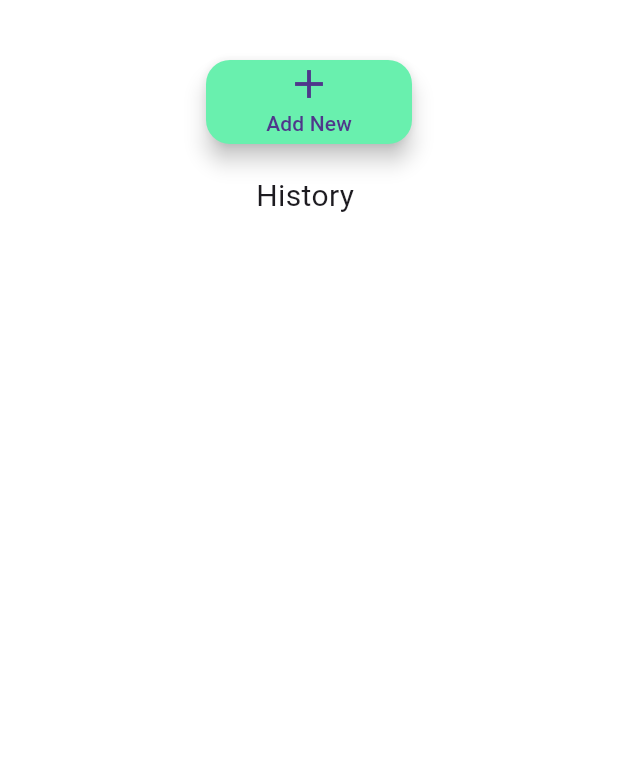
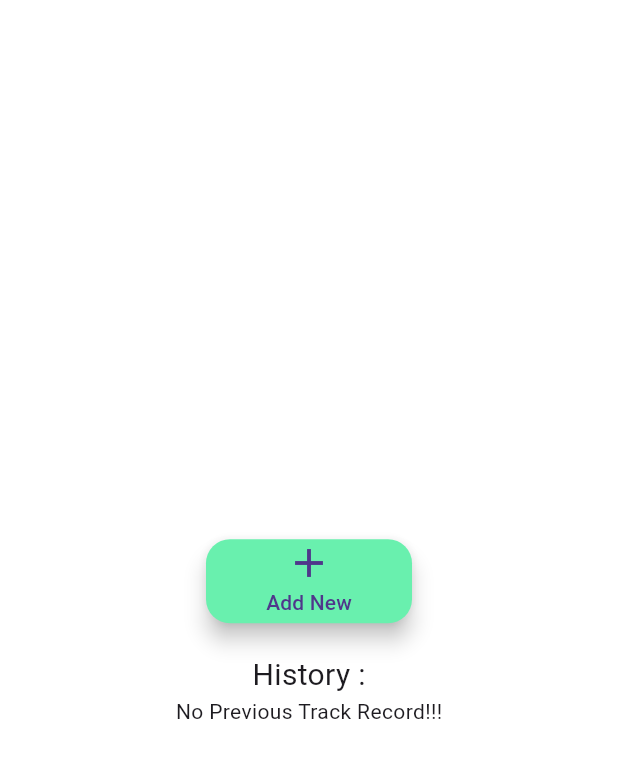
Before and after one commit to JAGUAR93/Map-Distance-Poly, a Flutter app: the screen it shows after launch, on a phone screen of 412 x 824 dp. Shown: the top 758 px of the screen. Run offline on Flutter 3.47's test engine with Material 3 defaults, Android fonts, the phone set to English and light mode, and no system bars; our stand-ins replace geolocator, google_maps_flutter, sqflite, stop_watch_timer; accounts and stored records are empty.

Commit message:
UP:poly color

```diff
--- a/lib/main.dart
+++ b/lib/main.dart
@@ -117,7 +117,11 @@ class _HomeState extends State<Home> {
       backgroundColor: Colors.white,
       body: Padding(
         padding: const EdgeInsets.all(20.0),
-        child: Column(children: [
+        child: Center(
+          child: Column(
+              mainAxisAlignment: MainAxisAlignment.center,
+              crossAxisAlignment: CrossAxisAlignment.center,
+              children: [
                 SizedBox(
                   height: 20,
                 ),
@@ -154,10 +158,12 @@ class _HomeState extends State<Home> {
                   height: 20,
                 ),
                 Text(
-            "History ",
+                  "History :",
                   style: TextStyle(fontSize: 20),
                 ),
-          Expanded(
+                _cards.isEmpty
+                    ? Text("No Previous Track Record!!!")
+                    : Expanded(
                         // height: 300,
                         child: ListView.builder(
                             scrollDirection: Axis.vertical,
@@ -175,13 +181,18 @@ class _HomeState extends State<Home> {
                                     child: Column(
                                       children: [
                                         Row(
-                              mainAxisAlignment: MainAxisAlignment.spaceBetween,
+                                          mainAxisAlignment:
+                                              MainAxisAlignment.spaceBetween,
                                           children: [
                                             Text(
-                                  _cards[index].entry.date.toString(),
+                                              _cards[index]
+                                                  .entry
+                                                  .date
+                                                  .toString(),
                                               style: TextStyle(
                                                   fontSize: 14,
-                                      color: Theme.of(context).primaryColor,
+                                                  color: Theme.of(context)
+                                                      .primaryColor,
                                                   fontWeight: FontWeight.bold),
                                             ),
                                             Text(
@@ -189,27 +200,31 @@ class _HomeState extends State<Home> {
                                                 style: TextStyle(
                                                     fontSize: 14,
                                                     color: Colors.black,
-                                        fontWeight: FontWeight.w600)),
+                                                    fontWeight:
+                                                        FontWeight.w600)),
                                           ],
                                         ),
                                         SizedBox(
                                           height: 10,
                                         ),
                                         Row(
-                              mainAxisAlignment: MainAxisAlignment.spaceBetween,
+                                          mainAxisAlignment:
+                                              MainAxisAlignment.spaceBetween,
                                           children: [
                                             Text(
                                                 "Distance (Km) : ${(_cards[index].entry.distance! / 1000).toStringAsFixed(2)}",
                                                 style: TextStyle(
                                                     fontSize: 14,
                                                     color: Colors.grey,
-                                        fontWeight: FontWeight.w600)),
+                                                    fontWeight:
+                                                        FontWeight.w600)),
                                             Text(
                                                 "Speed (Km/Hours) : ${_cards[index].entry.speed!.toStringAsFixed(2)}",
                                                 style: TextStyle(
                                                     fontSize: 14,
                                                     color: Colors.grey,
-                                        fontWeight: FontWeight.w600)),
+                                                    fontWeight:
+                                                        FontWeight.w600)),
                                           ],
                                         )
                                       ],
@@ -221,6 +236,7 @@ class _HomeState extends State<Home> {
                       ),
               ]),
         ),
+      ),
     );
   }
 }
--- a/lib/map_page.dart
+++ b/lib/map_page.dart
@@ -104,7 +104,7 @@ class _MapPageState extends State<MapPage> {
                 width: 6,
                 startCap: Cap.roundCap,
                 endCap: Cap.roundCap,
-                color: Colors.redAccent));
+                color: Color.fromARGB(255, 72, 173, 240)));
           }
         } else {
           route.add(LatLng(position!.latitude, position.longitude));
```
Also changed, not shown: 4 other files. Lines whose indentation alone changed are shown as unchanged.
